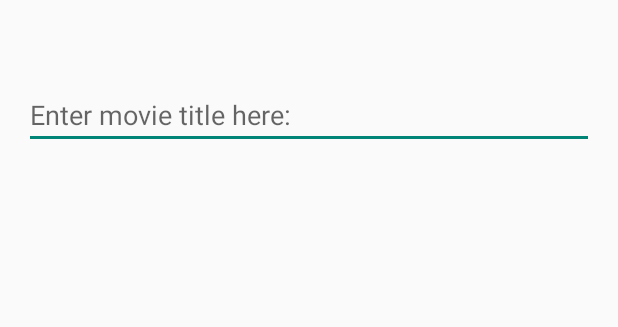
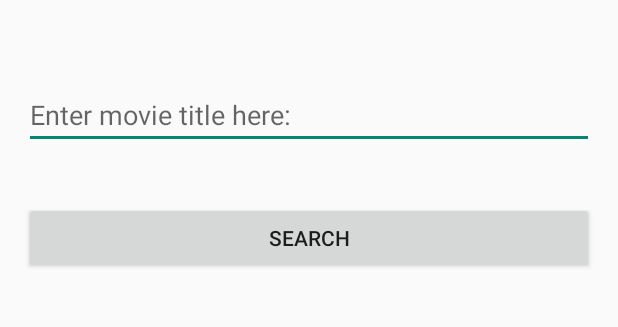
Before and after one commit to MJ94/MovieMagic, an Android app: the layout activity_main.xml on its own in the app's theme, with its tools: preview values and no code run, on a phone screen of 412 x 824 dp, the part 89-416 px from its top. Run offline under Robolectric (Android 15) with nearby library versions, the phone set to English and light mode, and no system bars.

Commit message:
Start Main Activity code - errors present

```diff
--- a/app/src/main/res/layout/activity_main.xml
+++ b/app/src/main/res/layout/activity_main.xml
@@ -29,6 +29,18 @@
         android:layout_marginTop="54dp"
         android:layout_alignParentLeft="true"
         android:layout_alignParentStart="true"
-        android:hint="Enter movie title here:" />
+        android:hint="@string/etTitle" />
+
+    <Button
+        android:layout_width="wrap_content"
+        android:layout_height="wrap_content"
+        android:text="@string/btnSearch"
+        android:id="@+id/btnSearch"
+        android:layout_below="@+id/etMovieTitle"
+        android:layout_marginTop="35dp"
+        android:layout_alignParentLeft="true"
+        android:layout_alignParentStart="true"
+        android:layout_alignParentRight="true"
+        android:layout_alignParentEnd="true" />
 
 </RelativeLayout>
--- a/app/src/main/res/values/strings.xml
+++ b/app/src/main/res/values/strings.xml
@@ -5,5 +5,9 @@
     <string name="hello_world">Hello world!</string>
     <string name="action_settings">Settings</string>
     <string name="tvAppName">Michael\'s Movie Magic</string>
+    <string name="etTitle">Enter movie title here:</string>
+    <string name="btnSearch">Search</string>
+    <string name="title_activity_main_activity2">MainActivity2</string>
+    <string name="title_activity_results">ResultsActivity</string>
 
 </resources>
```
Also changed, not shown: app/src/main/AndroidManifest.xml (+8 -0 lines), app/src/main/java/edu/css/mjackson1/moviemagic/MainActivity.java (+13 -22 lines).
